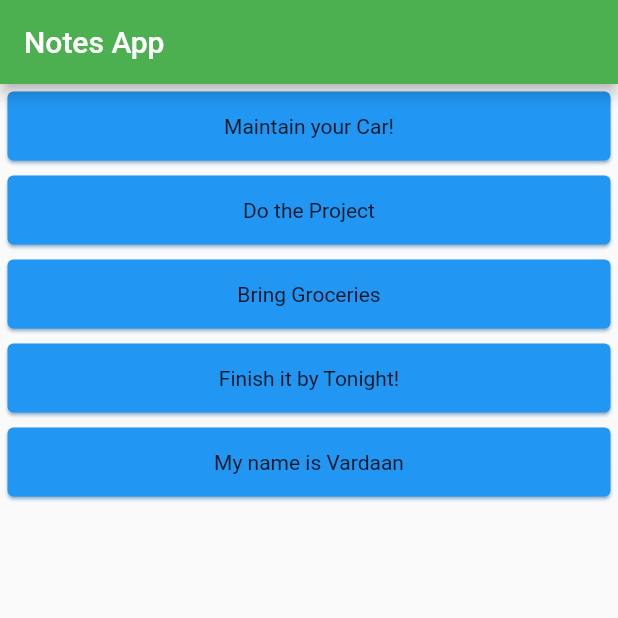
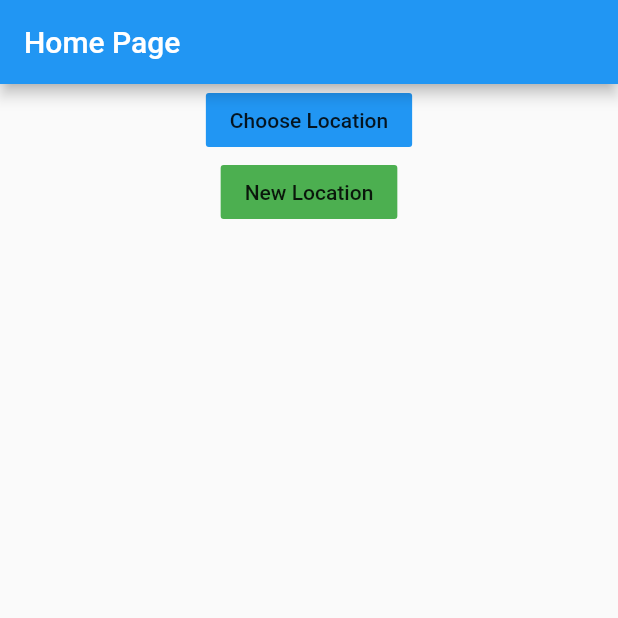
Before and after one commit to gokuldh/flutter_app, a Flutter app: the screen it shows after launch, on a phone screen of 412 x 824 dp, the top half of it. Run offline on Flutter 3.47's test engine with Material 2 defaults, Android fonts, the phone set to English and light mode, and no system bars.

Commit message:
Day 4 Part 3
Routing

```diff
--- a/lib/main.dart
+++ b/lib/main.dart
@@ -1,58 +1,15 @@
 import 'package:flutter/material.dart';
-import 'package:flutter_app/strings.dart';
-
-
-//State<StatefulWidget> createState() {
+import 'package:flutter_app/pages/choose_location.dart';
+import 'package:flutter_app/pages/new_location.dart';
+import 'package:flutter_app/pages/home.dart';
 
 void main(){
-  runApp(FlutterBootcamp());
+  runApp(MaterialApp(
+    initialRoute: '/home',
+    routes: {
+      '/home': (context) => Home(),
+      '/location': (context) => ChooseLocation(),
+      '/newlocation': (context) => NewLocation(),
+    },
+  ));
 }
-
-class FlutterBootcamp extends StatefulWidget{
-  @override
-  _FlutterBootcamp createState() => _FlutterBootcamp();
-
-}
-
-class _FlutterBootcamp extends State<FlutterBootcamp>{
-
-  List<String> notes = [
-    "Maintain your Car!",
-    "Do the Project",
-    "Bring Groceries",
-    "Finish it by Tonight!",
-    "My name is Vardaan"
-  ];
-
-  Widget cardTemplate(singlenote){
-    return Card(
-      shadowColor: Colors.blue,
-      color: Colors.blue,
-      margin: EdgeInsets.all(5),
-      child: Padding(
-        padding: EdgeInsets.all(15),
-        child: Column(
-          children: [
-            Text(singlenote),
-          ],
-        ),
-      ),
-    );
-  }
-
-  @override
-  Widget build(BuildContext context) {
-    return MaterialApp(
-      home: Scaffold(
-        appBar: AppBar(
-          title: Text("Notes App"),
-          backgroundColor: Colors.green,
-        ),
-        body: Column(
-          crossAxisAlignment: CrossAxisAlignment.stretch,
-          children: notes.map((singlenote) => cardTemplate(singlenote)).toList(),
-        ),
-      ),
-    );
-  }
-}
--- /dev/null
+++ b/lib/pages/home.dart
@@ -0,0 +1,40 @@
+import 'package:flutter/cupertino.dart';
+import 'package:flutter/material.dart';
+
+class Home extends StatefulWidget{
+  @override
+  _Home createState() => _Home();
+
+}
+
+class _Home extends State<Home>{
+  @override
+  Widget build(BuildContext context) {
+    return Scaffold(
+      appBar: AppBar(
+        title: Text("Home Page"),
+        backgroundColor: Colors.blue,
+      ),
+      body: Center(
+        child: Column(
+          children: [
+            FlatButton(
+                onPressed: (){
+                  Navigator.pushNamed(context, '/location');
+                },
+                child: Text("Choose Location"),
+              color: Colors.blue,
+            ),
+            FlatButton(
+              onPressed: (){
+                Navigator.pushNamed(context, '/newlocation');
+              },
+              child: Text("New Location"),
+              color: Colors.green,
+            ),
+          ],
+        ),
+      ),
+    );
+  }
+}
--- a/lib/strings.dart
+++ /dev/null
@@ -1,6 +0,0 @@
-class Strings {
-
-  static const String titletext = "Flutter Bootcamp";
-  static const String bodytext = "My Name is Vardaan";
-
-}
```
Also changed, not shown: lib/pages/choose_location.dart (added, +23 -0 lines), lib/pages/new_location.dart (added, +23 -0 lines).
